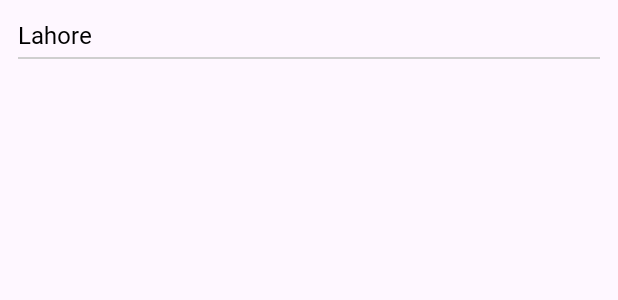
After one commit to abdul02123/PrayerAppRoman, an Android app: the layout item_cities.xml on its own in the app's theme, with its tools: preview values and no code run, on a phone screen of 412 x 824 dp. The commit adds this screen. Shown: the top 300 px of the screen. Run offline under Robolectric (Android 15) with nearby library versions, the phone set to English and light mode, and no system bars; network calls fail.

Commit message:
cities implemented

```diff
--- a/app/src/main/java/com/roman/application/home/domain/model/response/city/Cities.kt
+++ b/app/src/main/java/com/roman/application/home/domain/model/response/city/Cities.kt
@@ -5,5 +5,5 @@ import com.google.gson.annotations.SerializedName
 
 data class Cities(
     @SerializedName("cities")
-    val cities: ArrayList<City?>?
+    val cities: ArrayList<City>?
 )
--- /dev/null
+++ b/app/src/main/res/layout/item_cities.xml
@@ -0,0 +1,37 @@
+<?xml version="1.0" encoding="utf-8"?>
+<androidx.constraintlayout.widget.ConstraintLayout xmlns:android="http://schemas.android.com/apk/res/android"
+    android:id="@+id/lyParent"
+    android:layout_width="match_parent"
+    android:layout_height="wrap_content"
+    xmlns:app="http://schemas.android.com/apk/res-auto"
+    xmlns:tools="http://schemas.android.com/tools">
+
+
+    <TextView
+        android:id="@+id/tvCity"
+        android:layout_width="0dp"
+        android:layout_height="wrap_content"
+        android:layout_marginStart="12dp"
+        android:layout_marginTop="12dp"
+        android:layout_marginEnd="12dp"
+        android:fontFamily="@font/lato_semibold"
+        android:textColor="@color/black"
+        android:textSize="16sp"
+        app:layout_constraintEnd_toEndOf="parent"
+        app:layout_constraintStart_toStartOf="parent"
+        app:layout_constraintTop_toTopOf="parent"
+        tools:text="Lahore" />
+
+
+    <View
+        android:layout_width="0dp"
+        android:layout_height="1dp"
+        android:layout_marginStart="12dp"
+        android:layout_marginTop="4dp"
+        android:layout_marginEnd="12dp"
+        android:background="#cfcfcf"
+        app:layout_constraintEnd_toEndOf="parent"
+        app:layout_constraintStart_toStartOf="parent"
+        app:layout_constraintTop_toBottomOf="@+id/tvCity" />
+
+</androidx.constraintlayout.widget.ConstraintLayout>
```
Also changed, not shown: app/src/main/java/com/roman/application/home/presentation/activity/HomeActivity.kt (+39 -14 lines), app/src/main/java/com/roman/application/home/presentation/adapter/CitiesAdapter.kt (added, +41 -0 lines), app/src/main/java/com/roman/application/home/presentation/adapter/PhotosAdapter.kt (deleted, +0 -32 lines), app/src/main/java/com/roman/application/home/presentation/dialogues/BottomSheetDialogue.kt (added, +55 -0 lines), app/src/main/java/com/roman/application/home/presentation/dialogues/LocationDialogue.kt (+21 -5 lines), app/src/main/java/com/roman/application/util/SelectionType.kt (added, +7 -0 lines), app/src/main/res/layout/city_bottom_sheet_layout.xml (added, +33 -0 lines).
